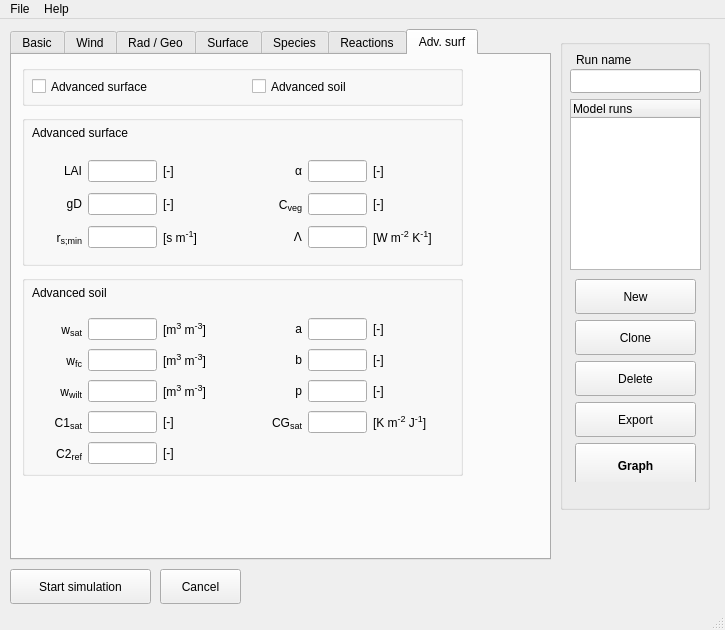
Above: mainwindow.ui from classmodel/modelgui before the change. Below: the same form after it.
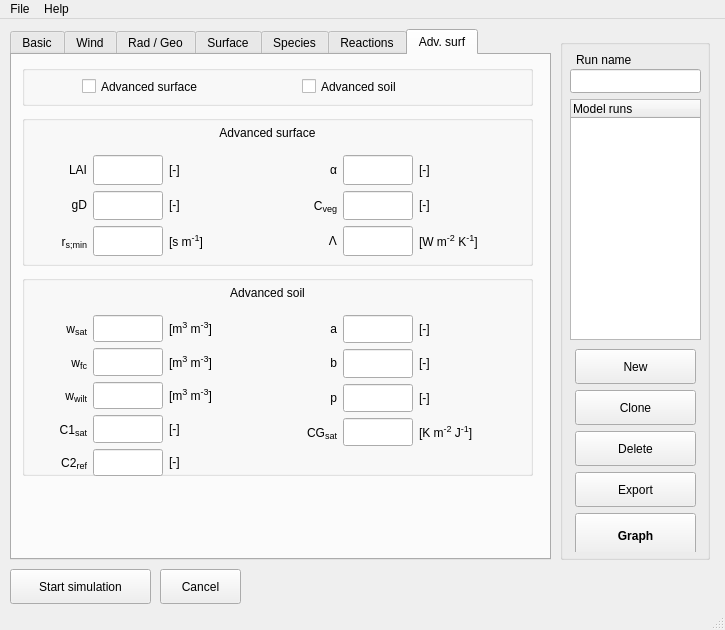
That is the form after the change. The open tabs and pages were chosen to show the change.

```diff
--- a/mainwindow.ui
+++ b/mainwindow.ui
@@ -47,12 +47,24 @@
       <height>531</height>
      </rect>
     </property>
+    <property name="sizePolicy">
+     <sizepolicy hsizetype="Fixed" vsizetype="Expanding">
+      <horstretch>0</horstretch>
+      <verstretch>0</verstretch>
+     </sizepolicy>
+    </property>
     <property name="minimumSize">
      <size>
-      <width>470</width>
+      <width>70</width>
       <height>410</height>
      </size>
     </property>
+    <property name="maximumSize">
+     <size>
+      <width>16777215</width>
+      <height>16777215</height>
+     </size>
+    </property>
     <property name="toolTip">
      <string/>
     </property>
@@ -6704,7 +6716,7 @@
        <rect>
         <x>10</x>
         <y>60</y>
-        <width>441</width>
+        <width>511</width>
         <height>151</height>
        </rect>
       </property>
@@ -6716,7 +6728,7 @@
         <rect>
          <x>10</x>
          <y>40</y>
-         <width>191</width>
+         <width>231</width>
          <height>101</height>
         </rect>
        </property>
@@ -6726,6 +6738,24 @@
         </property>
         <item row="0" column="0">
          <widget class="QLabel" name="label_surface_LAI">
+          <property name="sizePolicy">
+           <sizepolicy hsizetype="Fixed" vsizetype="Preferred">
+            <horstretch>0</horstretch>
+            <verstretch>0</verstretch>
+           </sizepolicy>
+          </property>
+          <property name="minimumSize">
+           <size>
+            <width>55</width>
+            <height>0</height>
+           </size>
+          </property>
+          <property name="maximumSize">
+           <size>
+            <width>55</width>
+            <height>16777215</height>
+           </size>
+          </property>
           <property name="toolTip">
            <string/>
           </property>
@@ -6739,6 +6769,24 @@
         </item>
         <item row="0" column="1">
          <widget class="QLineEdit" name="input_surface_LAI">
+          <property name="sizePolicy">
+           <sizepolicy hsizetype="Fixed" vsizetype="Expanding">
+            <horstretch>0</horstretch>
+            <verstretch>0</verstretch>
+           </sizepolicy>
+          </property>
+          <property name="minimumSize">
+           <size>
+            <width>70</width>
+            <height>0</height>
+           </size>
+          </property>
+          <property name="maximumSize">
+           <size>
+            <width>70</width>
+            <height>16777215</height>
+           </size>
+          </property>
           <property name="toolTip">
            <string>leaf area index</string>
           </property>
@@ -6749,6 +6797,24 @@
         </item>
         <item row="1" column="0">
          <widget class="QLabel" name="label_surface_gD">
+          <property name="sizePolicy">
+           <sizepolicy hsizetype="Fixed" vsizetype="Preferred">
+            <horstretch>0</horstretch>
+            <verstretch>0</verstretch>
+           </sizepolicy>
+          </property>
+          <property name="minimumSize">
+           <size>
+            <width>55</width>
+            <height>0</height>
+           </size>
+          </property>
+          <property name="maximumSize">
+           <size>
+            <width>55</width>
+            <height>16777215</height>
+           </size>
+          </property>
           <property name="toolTip">
            <string/>
           </property>
@@ -6762,6 +6828,24 @@
         </item>
         <item row="1" column="1">
          <widget class="QLineEdit" name="input_surface_gD">
+          <property name="sizePolicy">
+           <sizepolicy hsizetype="Fixed" vsizetype="Expanding">
+            <horstretch>0</horstretch>
+            <verstretch>0</verstretch>
+           </sizepolicy>
+          </property>
+          <property name="minimumSize">
+           <size>
+            <width>70</width>
+            <height>0</height>
+           </size>
+          </property>
+          <property name="maximumSize">
+           <size>
+            <width>70</width>
+            <height>16777215</height>
+           </size>
+          </property>
           <property name="toolTip">
            <string>correction factor transpiration for VPD</string>
           </property>
@@ -6798,6 +6882,24 @@
         </item>
         <item row="2" column="1">
          <widget class="QLineEdit" name="input_surface_rsmin">
+          <property name="sizePolicy">
+           <sizepolicy hsizetype="Fixed" vsizetype="Expanding">
+            <horstretch>0</horstretch>
+            <verstretch>0</verstretch>
+           </sizepolicy>
+          </property>
+          <property name="minimumSize">
+           <size>
+            <width>70</width>
+            <height>0</height>
+           </size>
+          </property>
+          <property name="maximumSize">
+           <size>
+            <width>70</width>
+            <height>16777215</height>
+           </size>
+          </property>
           <property name="toolTip">
            <string>minimum resistance transpiration</string>
           </property>
@@ -6808,6 +6910,24 @@
         </item>
         <item row="2" column="0">
          <widget class="QLabel" name="label_surface_rsmin">
+          <property name="sizePolicy">
+           <sizepolicy hsizetype="Fixed" vsizetype="Preferred">
+            <horstretch>0</horstretch>
+            <verstretch>0</verstretch>
+           </sizepolicy>
+          </property>
+          <property name="minimumSize">
+           <size>
+            <width>55</width>
+            <height>0</height>
+           </size>
+          </property>
+          <property name="maximumSize">
+           <size>
+            <width>55</width>
+            <height>16777215</height>
+           </size>
+          </property>
           <property name="toolTip">
            <string/>
           </property>
@@ -6837,9 +6957,9 @@
       <widget class="QWidget" name="gridLayoutWidget_18">
        <property name="geometry">
         <rect>
-         <x>230</x>
+         <x>260</x>
          <y>40</y>
-         <width>201</width>
+         <width>251</width>
          <height>101</height>
         </rect>
        </property>
@@ -6849,6 +6969,24 @@
         </property>
         <item row="2" column="0">
          <widget class="QLabel" name="label_surfaceLambda">
+          <property name="sizePolicy">
+           <sizepolicy hsizetype="Fixed" vsizetype="Preferred">
+            <horstretch>0</horstretch>
+            <verstretch>0</verstretch>
+           </sizepolicy>
+          </property>
+          <property name="minimumSize">
+           <size>
+            <width>55</width>
+            <height>0</height>
+           </size>
+          </property>
+          <property name="maximumSize">
+           <size>
+            <width>55</width>
+            <height>16777215</height>
+           </size>
+          </property>
           <property name="toolTip">
            <string/>
           </property>
@@ -6862,6 +7000,24 @@
         </item>
         <item row="2" column="1">
          <widget class="QLineEdit" name="input_surface_Lambda">
+          <property name="sizePolicy">
+           <sizepolicy hsizetype="Fixed" vsizetype="Expanding">
+            <horstretch>0</horstretch>
+            <verstretch>0</verstretch>
+           </sizepolicy>
+          </property>
+          <property name="minimumSize">
+           <size>
+            <width>70</width>
+            <height>0</height>
+           </size>
+          </property>
+          <property name="maximumSize">
+           <size>
+            <width>70</width>
+            <height>16777215</height>
+           </size>
+          </property>
           <property name="toolTip">
            <string>thermal diffusivity skin layer</string>
           </property>
@@ -6885,6 +7041,24 @@
         </item>
         <item row="1" column="1">
          <widget class="QLineEdit" name="input_surface_cveg">
+          <property name="sizePolicy">
+           <sizepolicy hsizetype="Fixed" vsizetype="Expanding">
+            <horstretch>0</horstretch>
+            <verstretch>0</verstretch>
+           </sizepolicy>
+          </property>
+          <property name="minimumSize">
+           <size>
+            <width>70</width>
+            <height>0</height>
+           </size>
+          </property>
+          <property name="maximumSize">
+           <size>
+            <width>70</width>
+            <height>16777215</height>
+           </size>
+          </property>
           <property name="toolTip">
            <string>vegetation fraction</string>
           </property>
@@ -6895,6 +7069,24 @@
         </item>
         <item row="1" column="0">
          <widget class="QLabel" name="label_surface_cveg">
+          <property name="sizePolicy">
+           <sizepolicy hsizetype="Fixed" vsizetype="Preferred">
+            <horstretch>0</horstretch>
+            <verstretch>0</verstretch>
+           </sizepolicy>
+          </property>
+          <property name="minimumSize">
+           <size>
+            <width>55</width>
+            <height>0</height>
+           </size>
+          </property>
+          <property name="maximumSize">
+           <size>
+            <width>55</width>
+            <height>16777215</height>
+           </size>
+          </property>
           <property name="toolTip">
            <string/>
           </property>
@@ -6921,6 +7113,24 @@
         </item>
         <item row="0" column="1">
          <widget class="QLineEdit" name="input_surface_alpha">
+          <property name="sizePolicy">
+           <sizepolicy hsizetype="Fixed" vsizetype="Expanding">
+            <horstretch>0</horstretch>
+            <verstretch>0</verstretch>
+           </sizepolicy>
+          </property>
+          <property name="minimumSize">
+           <size>
+            <width>70</width>
+            <height>0</height>
+           </size>
+          </property>
+          <property name="maximumSize">
+           <size>
+            <width>70</width>
+            <height>16777215</height>
+           </size>
+          </property>
           <property name="toolTip">
            <string>surface albedo</string>
           </property>
@@ -6931,6 +7141,24 @@
         </item>
         <item row="0" column="0">
          <widget class="QLabel" name="label_surface_alpha">
+          <property name="sizePolicy">
+           <sizepolicy hsizetype="Fixed" vsizetype="Preferred">
+            <horstretch>0</horstretch>
+            <verstretch>0</verstretch>
+           </sizepolicy>
+          </property>
+          <property name="minimumSize">
+           <size>
+            <width>55</width>
+            <height>0</height>
+           </size>
+          </property>
+          <property name="maximumSize">
+           <size>
+            <width>55</width>
+            <height>16777215</height>
+           </size>
+          </property>
           <property name="toolTip">
            <string/>
           </property>
@@ -6960,7 +7188,7 @@
       <widget class="QLabel" name="label">
        <property name="geometry">
         <rect>
-         <x>10</x>
+         <x>110</x>
          <y>10</y>
          <width>271</width>
          <height>16</height>
@@ -6969,6 +7197,9 @@
        <property name="text">
         <string>Advanced surface</string>
        </property>
+       <property name="alignment">
+        <set>Qt::AlignCenter</set>
+       </property>
       </widget>
      </widget>
      <widget class="QGroupBox" name="soil_advanced_group">
@@ -6976,7 +7207,7 @@
        <rect>
         <x>10</x>
         <y>220</y>
-        <width>441</width>
+        <width>511</width>
         <height>201</height>
        </rect>
       </property>
@@ -6988,8 +7219,8 @@
         <rect>
          <x>10</x>
          <y>40</y>
-         <width>191</width>
-         <height>152</height>
+         <width>231</width>
+         <height>161</height>
         </rect>
        </property>
        <layout class="QGridLayout" name="soil_parameters_grid1" columnminimumwidth="50,0,60">
@@ -6998,6 +7229,24 @@
         </property>
         <item row="0" column="0">
          <widget class="QLabel" name="label_soil_wsat">
+          <property name="sizePolicy">
+           <sizepolicy hsizetype="Fixed" vsizetype="Preferred">
+            <horstretch>0</horstretch>
+            <verstretch>0</verstretch>
+           </sizepolicy>
+          </property>
+          <property name="minimumSize">
+           <size>
+            <width>55</width>
+            <height>0</height>
+           </size>
+          </property>
+          <property name="maximumSize">
+           <size>
+            <width>55</width>
+            <height>16777215</height>
+           </size>
+          </property>
           <property name="toolTip">
            <string/>
           </property>
@@ -7011,6 +7260,24 @@
         </item>
         <item row="0" column="1">
          <widget class="QLineEdit" name="input_soil_wsat">
+          <property name="sizePolicy">
+           <sizepolicy hsizetype="Fixed" vsizetype="Expanding">
+            <horstretch>0</horstretch>
+            <verstretch>0</verstretch>
+           </sizepolicy>
+          </property>
+          <property name="minimumSize">
+           <size>
+            <width>70</width>
+            <height>0</height>
+           </size>
+          </property>
+          <property name="maximumSize">
+           <size>
+            <width>70</width>
+            <height>16777215</height>
+           </size>
+          </property>
           <property name="toolTip">
            <string>saturated volumetric water content ECMWF config</string>
           </property>
@@ -7021,6 +7288,24 @@
         </item>
         <item row="1" column="0">
          <widget class="QLabel" name="label_soil_wfc">
+          <property name="sizePolicy">
+           <sizepolicy hsizetype="Fixed" vsizetype="Preferred">
+            <horstretch>0</horstretch>
+            <verstretch>0</verstretch>
+           </sizepolicy>
+          </property>
+          <property name="minimumSize">
+           <size>
+            <width>55</width>
+            <height>0</height>
+           </size>
+          </property>
+          <property name="maximumSize">
+           <size>
+            <width>55</width>
+            <height>16777215</height>
+           </size>
+          </property>
           <property name="toolTip">
            <string/>
           </property>
@@ -7034,6 +7319,24 @@
         </item>
         <item row="1" column="1">
          <widget class="QLineEdit" name="input_soil_wfc">
+          <property name="sizePolicy">
+           <sizepolicy hsizetype="Fixed" vsizetype="Expanding">
+            <horstretch>0</horstretch>
+            <verstretch>0</verstretch>
+           </sizepolicy>
+          </property>
+          <property name="minimumSize">
+           <size>
+            <width>70</width>
+            <height>0</height>
+           </size>
+          </property>
+          <property name="maximumSize">
+           <size>
+            <width>70</width>
+            <height>16777215</height>
+           </size>
+          </property>
           <property name="toolTip">
            <string>volumetric water content field capacity</string>
           </property>
@@ -7044,6 +7347,24 @@
         </item>
         <item row="2" column="1">
          <widget class="QLineEdit" name="input_soil_wwilt">
+          <property name="sizePolicy">
+           <sizepolicy hsizetype="Fixed" vsizetype="Expanding">
+            <horstretch>0</horstretch>
+            <verstretch>0</verstretch>
+           </sizepolicy>
+          </property>
+          <property name="minimumSize">
+           <size>
+            <width>70</width>
+            <height>0</height>
+           </size>
+          </property>
+          <property name="maximumSize">
+           <size>
+            <width>70</width>
+            <height>16777215</height>
+           </size>
+          </property>
           <property name="toolTip">
            <string>volumetric water content wilting point</string>
           </property>
@@ -7054,6 +7375,24 @@
         </item>
         <item row="3" column="1">
          <widget class="QLineEdit" name="input_soil_c1sat">
+          <property name="sizePolicy">
+           <sizepolicy hsizetype="Fixed" vsizetype="Expanding">
+            <horstretch>0</horstretch>
+            <verstretch>0</verstretch>
+           </sizepolicy>
+          </property>
+          <property name="minimumSize">
+           <size>
+            <width>70</width>
+            <height>0</height>
+           </size>
+          </property>
+          <property name="maximumSize">
+           <size>
+            <width>70</width>
+            <height>16777215</height>
+           </size>
+          </property>
           <property name="toolTip">
            <string>coefficient force term moisture</string>
           </property>
@@ -7064,6 +7403,24 @@
         </item>
         <item row="4" column="1">
          <widget class="QLineEdit" name="input_soil_c2ref">
+          <property name="sizePolicy">
+           <sizepolicy hsizetype="Fixed" vsizetype="Expanding">
+            <horstretch>0</horstretch>
+            <verstretch>0</verstretch>
+           </sizepolicy>
+          </property>
+          <property name="minimumSize">
+           <size>
+            <width>70</width>
+            <height>0</height>
+           </size>
+          </property>
+          <property name="maximumSize">
+           <size>
+            <width>70</width>
+            <height>16777215</height>
+           </size>
+          </property>
           <property name="toolTip">
            <string>coefficient restore term moisture</string>
           </property>
@@ -7074,6 +7431,24 @@
         </item>
         <item row="2" column="0">
          <widget class="QLabel" name="label_soil_wwilt">
+          <property name="sizePolicy">
+           <sizepolicy hsizetype="Fixed" vsizetype="Preferred">
+            <horstretch>0</horstretch>
+            <verstretch>0</verstretch>
+           </sizepolicy>
+          </property>
+          <property name="minimumSize">
+           <size>
+            <width>55</width>
+            <height>0</height>
+           </size>
+          </property>
+          <property name="maximumSize">
+           <size>
+            <width>55</width>
+            <height>16777215</height>
+           </size>
+          </property>
           <property name="toolTip">
            <string/>
           </property>
@@ -7087,6 +7462,24 @@
         </item>
         <item row="3" column="0">
          <widget class="QLabel" name="label_soil_c1sat">
+          <property name="sizePolicy">
+           <sizepolicy hsizetype="Fixed" vsizetype="Preferred">
+            <horstretch>0</horstretch>
+            <verstretch>0</verstretch>
+           </sizepolicy>
+          </property>
+          <property name="minimumSize">
+           <size>
+            <width>55</width>
+            <height>0</height>
+           </size>
+          </property>
+          <property name="maximumSize">
+           <size>
+            <width>55</width>
+            <height>16777215</height>
+           </size>
+          </property>
           <property name="toolTip">
            <string/>
           </property>
@@ -7100,6 +7493,24 @@
         </item>
         <item row="4" column="0">
          <widget class="QLabel" name="label_soil_c2ref">
+          <property name="sizePolicy">
+           <sizepolicy hsizetype="Fixed" vsizetype="Preferred">
+            <horstretch>0</horstretch>
+            <verstretch>0</verstretch>
+           </sizepolicy>
+          </property>
+          <property name="minimumSize">
+           <size>
+            <width>55</width>
+            <height>0</height>
+           </size>
+          </property>
+          <property name="maximumSize">
+           <size>
+            <width>55</width>
+            <height>16777215</height>
+           </size>
+          </property>
           <property name="toolTip">
            <string/>
           </property>
@@ -7181,10 +7592,10 @@
       <widget class="QWidget" name="gridLayoutWidget_14">
        <property name="geometry">
         <rect>
-         <x>230</x>
+         <x>260</x>
          <y>40</y>
-         <width>201</width>
-         <height>121</height>
+         <width>251</width>
+         <height>131</height>
         </rect>
        </property>
        <layout class="QGridLayout" name="soil_parameters_grid2" columnminimumwidth="50,0,80">
@@ -7193,6 +7604,24 @@
         </property>
         <item row="0" column="0">
          <widget class="QLabel" name="label_soil_a">
+          <property name="sizePolicy">
+           <sizepolicy hsizetype="Fixed" vsizetype="Preferred">
+            <horstretch>0</horstretch>
+            <verstretch>0</verstretch>
+           </sizepolicy>
+          </property>
+          <property name="minimumSize">
+           <size>
+            <width>55</width>
+            <height>0</height>
+           </size>
+          </property>
+          <property name="maximumSize">
+           <size>
+            <width>55</width>
+            <height>16777215</height>
+           </size>
+          </property>
           <property name="toolTip">
            <string/>
           </property>
@@ -7206,6 +7635,24 @@
         </item>
         <item row="0" column="1">
          <widget class="QLineEdit" name="input_soil_a">
+          <property name="sizePolicy">
+           <sizepolicy hsizetype="Fixed" vsizetype="Expanding">
+            <horstretch>0</horstretch>
+            <verstretch>0</verstretch>
+           </sizepolicy>
+          </property>
+          <property name="minimumSize">
+           <size>
+            <width>70</width>
+            <height>0</height>
+           </size>
+          </property>
+          <property name="maximumSize">
+           <size>
+            <width>70</width>
+            <height>16777215</height>
+           </size>
+          </property>
           <property name="toolTip">
            <string>Clapp and Hornberger retention curve parameter a</string>
           </property>
@@ -7216,6 +7663,24 @@
         </item>
         <item row="1" column="0">
          <widget class="QLabel" name="label_soil_b">
+          <property name="sizePolicy">
+           <sizepolicy hsizetype="Fixed" vsizetype="Preferred">
+            <horstretch>0</horstretch>
+            <verstretch>0</verstretch>
+           </sizepolicy>
+          </property>
+          <property name="minimumSize">
+           <size>
+            <width>55</width>
+            <height>0</height>
+           </size>
+          </property>
+          <property name="maximumSize">
+           <size>
+            <width>55</width>
+            <height>16777215</height>
+           </size>
+          </property>
           <property name="toolTip">
            <string/>
           </property>
@@ -7229,6 +7694,24 @@
         </item>
         <item row="1" column="1">
          <widget class="QLineEdit" name="input_soil_b">
+          <property name="sizePolicy">
+           <sizepolicy hsizetype="Fixed" vsizetype="Expanding">
+            <horstretch>0</horstretch>
+            <verstretch>0</verstretch>
+           </sizepolicy>
+          </property>
+          <property name="minimumSize">
+           <size>
+            <width>70</width>
+            <height>0</height>
+           </size>
+          </property>
+          <property name="maximumSize">
+           <size>
+            <width>70</width>
+            <height>16777215</height>
+           </size>
+          </property>
           <property name="toolTip">
            <string>Clapp and Hornberger retention curve parameter b</string>
           </property>
@@ -7265,6 +7748,24 @@
         </item>
         <item row="2" column="1">
          <widget class="QLineEdit" name="input_soil_p">
+          <property name="sizePolicy">
+           <sizepolicy hsizetype="Fixed" vsizetype="Expanding">
+            <horstretch>0</horstretch>
+            <verstretch>0</verstretch>
+           </sizepolicy>
+          </property>
+          <property name="minimumSize">
+           <size>
+            <width>70</width>
+            <height>0</height>
+           </size>
+          </property>
+          <property name="maximumSize">
+           <size>
+            <width>70</width>
+            <height>16777215</height>
+           </size>
+          </property>
           <property name="toolTip">
            <string>Clapp and Hornberger retention curve parameter p </string>
           </property>
@@ -7275,6 +7776,24 @@
         </item>
         <item row="3" column="1">
          <widget class="QLineEdit" name="input_soil_CGsat">
+          <property name="sizePolicy">
+           <sizepolicy hsizetype="Fixed" vsizetype="Expanding">
+            <horstretch>0</horstretch>
+            <verstretch>0</verstretch>
+           </sizepolicy>
+          </property>
+          <property name="minimumSize">
+           <size>
+            <width>70</width>
+            <height>0</height>
+           </size>
+          </property>
+          <property name="maximumSize">
+           <size>
+            <width>70</width>
+            <height>16777215</height>
+           </size>
+          </property>
           <property name="toolTip">
            <string>saturated soil conductivity for heat</string>
           </property>
@@ -7285,6 +7804,24 @@
         </item>
         <item row="2" column="0">
          <widget class="QLabel" name="label_soil_p">
+          <property name="sizePolicy">
+           <sizepolicy hsizetype="Fixed" vsizetype="Preferred">
+            <horstretch>0</horstretch>
+            <verstretch>0</verstretch>
+           </sizepolicy>
+          </property>
+          <property name="minimumSize">
+           <size>
+            <width>55</width>
+            <height>0</height>
+           </size>
+          </property>
+          <property name="maximumSize">
+           <size>
+            <width>55</width>
+            <height>16777215</height>
+           </size>
+          </property>
           <property name="toolTip">
            <string/>
           </property>
@@ -7298,6 +7835,24 @@
         </item>
         <item row="3" column="0">
          <widget class="QLabel" name="label_soil_CGsat">
+          <property name="sizePolicy">
+           <sizepolicy hsizetype="Fixed" vsizetype="Preferred">
+            <horstretch>0</horstretch>
+            <verstretch>0</verstretch>
+           </sizepolicy>
+          </property>
+          <property name="minimumSize">
+           <size>
+            <width>55</width>
+            <height>0</height>
+           </size>
+          </property>
+          <property name="maximumSize">
+           <size>
+            <width>55</width>
+            <height>16777215</height>
+           </size>
+          </property>
           <property name="toolTip">
            <string/>
           </property>
@@ -7340,15 +7895,21 @@
       <widget class="QLabel" name="label_2">
        <property name="geometry">
         <rect>
-         <x>10</x>
+         <x>110</x>
          <y>10</y>
          <width>271</width>
          <height>16</height>
         </rect>
        </property>
+       <property name="layoutDirection">
+        <enum>Qt::LeftToRight</enum>
+       </property>
        <property name="text">
         <string>Advanced soil</string>
        </property>
+       <property name="alignment">
+        <set>Qt::AlignCenter</set>
+       </property>
       </widget>
      </widget>
      <widget class="QGroupBox" name="advanced_surface_switches_group">
@@ -7356,7 +7917,7 @@
        <rect>
         <x>10</x>
         <y>10</y>
-        <width>441</width>
+        <width>511</width>
         <height>41</height>
        </rect>
       </property>
@@ -7366,7 +7927,7 @@
       <widget class="QCheckBox" name="sw_surface_advanced">
        <property name="geometry">
         <rect>
-         <x>10</x>
+         <x>60</x>
          <y>10</y>
          <width>207</width>
          <height>23</height>
@@ -7379,7 +7940,7 @@
       <widget class="QCheckBox" name="sw_soil_advanced">
        <property name="geometry">
         <rect>
-         <x>230</x>
+         <x>280</x>
          <y>10</y>
          <width>207</width>
          <height>23</height>
@@ -7398,7 +7959,7 @@
       <x>560</x>
       <y>20</y>
       <width>150</width>
-      <height>471</height>
+      <height>521</height>
      </rect>
     </property>
     <property name="minimumSize">
@@ -7416,7 +7977,7 @@
        <x>10</x>
        <y>60</y>
        <width>131</width>
-       <height>171</height>
+       <height>241</height>
       </rect>
      </property>
      <column>
@@ -7429,7 +7990,7 @@
      <property name="geometry">
       <rect>
        <x>15</x>
-       <y>240</y>
+       <y>310</y>
        <width>121</width>
        <height>203</height>
       </rect>
```
Left out of the diff: 1152 changed lines with no effect on the pictures.
